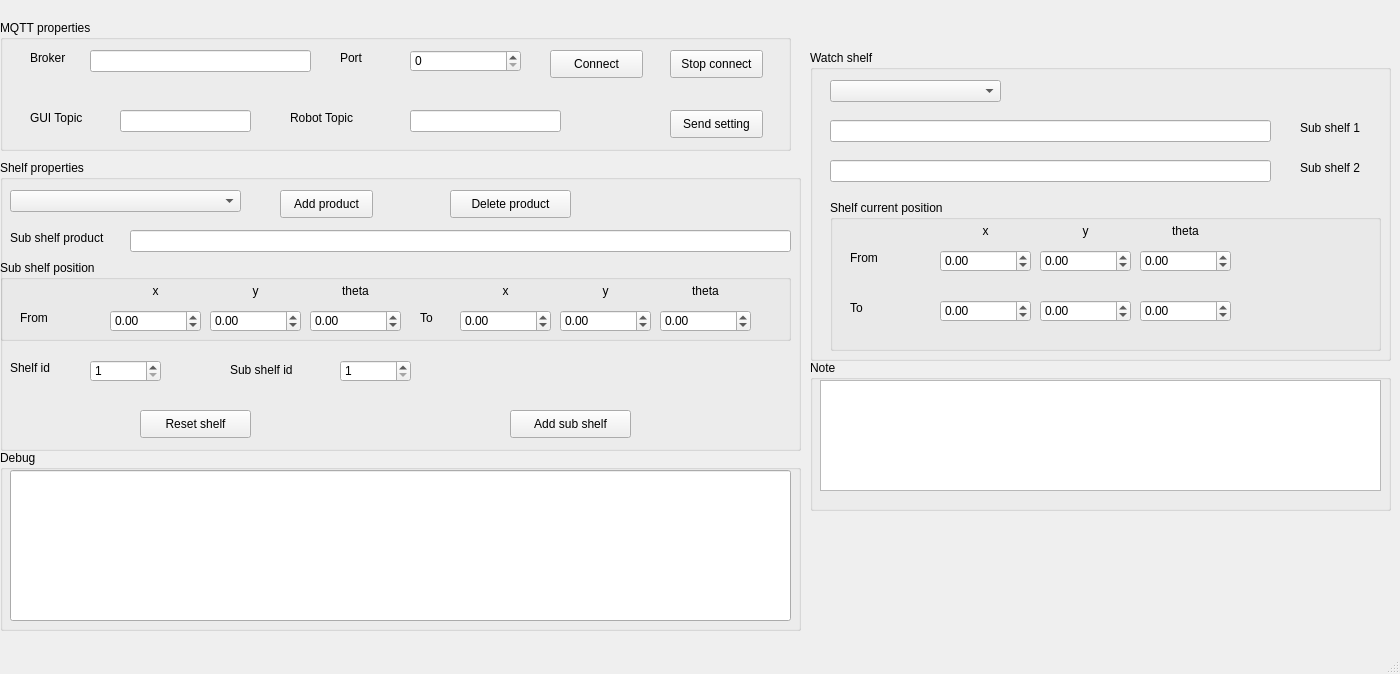
Qt form DATN_GUI.ui (Anh-phi-ngu-IT-Dien-tu/DATN_Nhung_Firmware_Raspberrypi) before a commit.
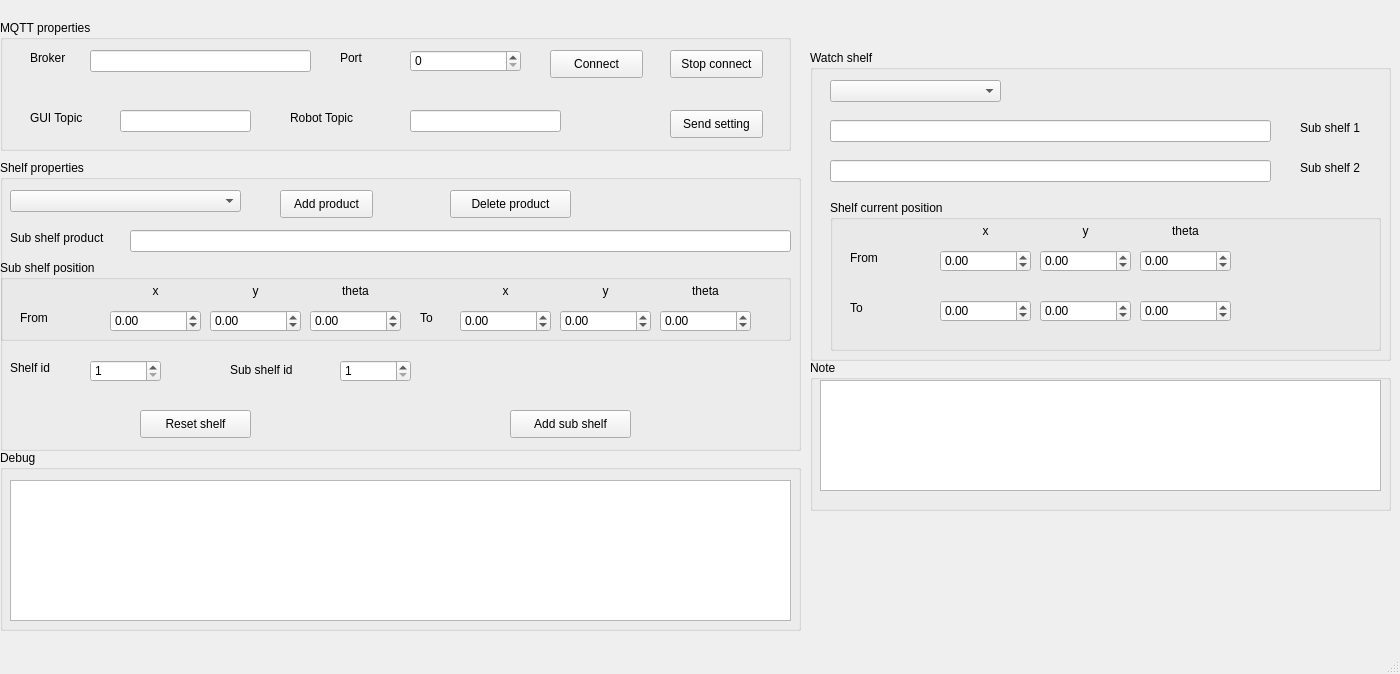
The same form after that commit.

Diff of the .ui file:
```diff
--- a/DATN_GUI.ui
+++ b/DATN_GUI.ui
@@ -426,17 +426,17 @@
     <property name="title">
      <string>Debug</string>
     </property>
-    <widget class="QLineEdit" name="debugLineEdit">
+    <widget class="QTextBrowser" name="debugTextBrowser">
      <property name="geometry">
       <rect>
        <x>10</x>
-       <y>20</y>
+       <y>30</y>
        <width>781</width>
-       <height>151</height>
+       <height>141</height>
       </rect>
      </property>
-     <property name="maxLength">
-      <number>99997</number>
+     <property name="tabStopWidth">
+      <number>150</number>
      </property>
     </widget>
    </widget>
```
